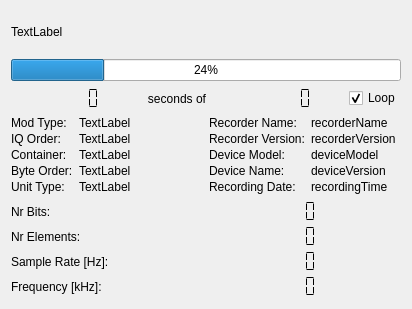
Old version of the form src/devices/filereaders/xml-filereader/xmlfiles.ui in the repository tomneda/DABstar.
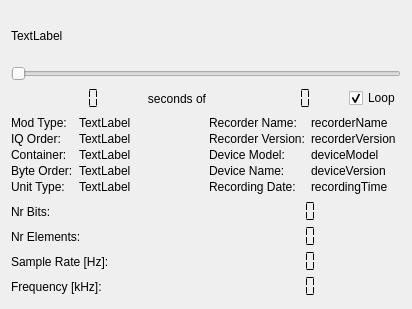
New version of the form.

What changed in the file:
```diff
--- a/src/devices/filereaders/xml-filereader/xmlfiles.ui
+++ b/src/devices/filereaders/xml-filereader/xmlfiles.ui
@@ -22,9 +22,9 @@
     </widget>
    </item>
    <item>
-    <widget class="QProgressBar" name="fileProgress">
-     <property name="value">
-      <number>24</number>
+    <widget class="QSlider" name="sliderFilePos">
+     <property name="orientation">
+      <enum>Qt::Orientation::Horizontal</enum>
      </property>
     </widget>
    </item>
```
